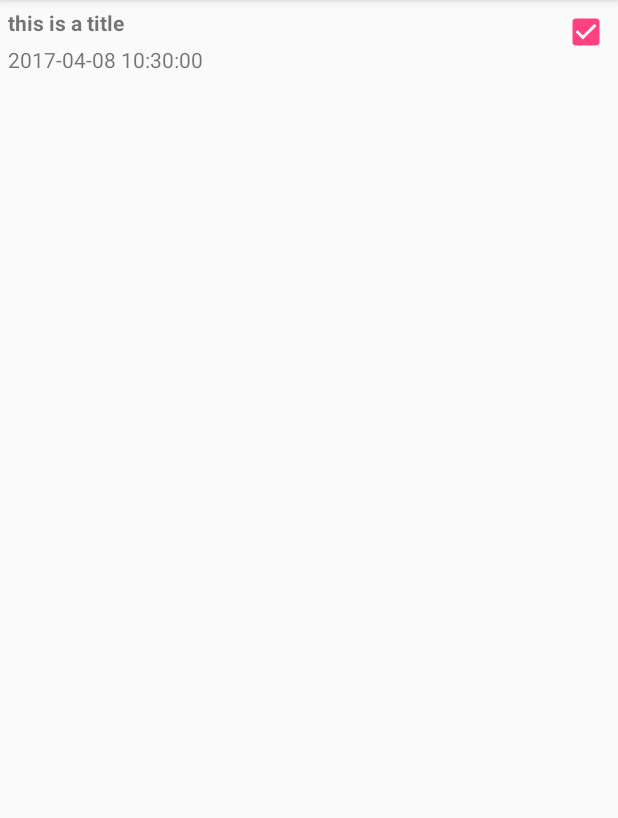
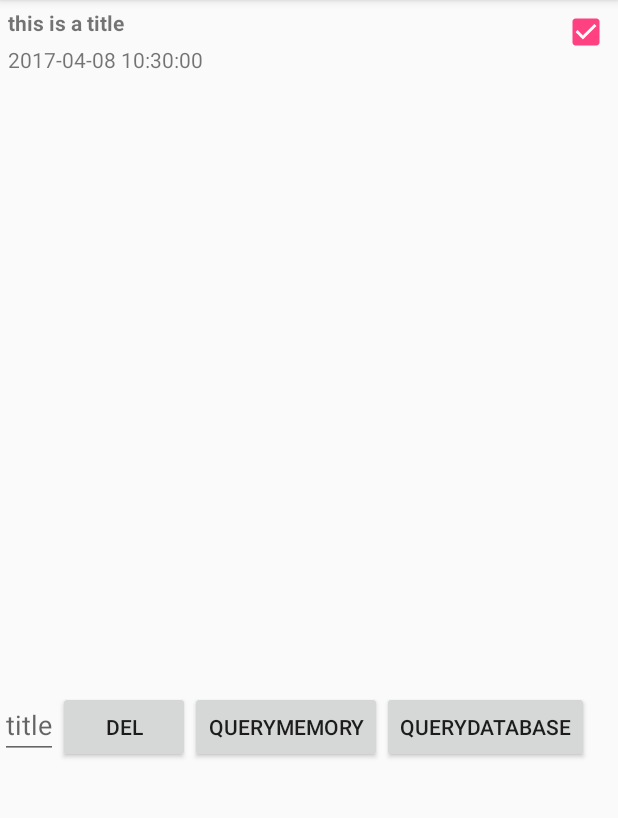
Before and after one commit to z3896823/CrimeIntent, an Android app: the screen it shows after launch (CrimeListActivity), on a phone screen of 412 x 824 dp, the part 84-902 px from its top. Run offline under Robolectric (Android 15) with nearby library versions, the phone set to English and light mode, and no system bars; libraries missing offline, so code that uses them is left out: com.facebook.stetho; 1 statement that could not run was skipped.

Commit message:
interaction changed

```diff
--- a/app/build.gradle
+++ b/app/build.gradle
@@ -24,8 +24,9 @@ dependencies {
     androidTestCompile('com.android.support.test.espresso:espresso-core:2.2.2', {
         exclude group: 'com.android.support', module: 'support-annotations'
     })
-    compile 'com.android.support:appcompat-v7:25.3.0'
+    compile 'com.android.support:appcompat-v7:25.3.1'
     compile 'com.android.support.constraint:constraint-layout:1.0.2'
     testCompile 'junit:junit:4.12'
-    compile 'com.android.support:recyclerview-v7:25.3.0'
+    compile 'com.android.support:recyclerview-v7:25.3.1'
+    compile 'com.facebook.stetho:stetho:1.3.1'
 }
--- a/app/src/main/AndroidManifest.xml
+++ b/app/src/main/AndroidManifest.xml
@@ -4,6 +4,7 @@
 
     <application
         android:allowBackup="true"
+        android:name=".MyApplication"
         android:icon="@mipmap/ic_launcher"
         android:label="@string/app_name"
         android:roundIcon="@mipmap/ic_launcher_round"
--- /dev/null
+++ b/app/src/main/java/org/zyb/criminalintent/MyApplication.java
@@ -0,0 +1,23 @@
+package org.zyb.criminalintent;
+
+import android.app.Application;
+
+import com.facebook.stetho.Stetho;
+
+/**
+ * <pre>
+ *     author : zyb
+ *     e-mail : hbdxzyb@hotmail.com
+ *     time   : 2017/04/08
+ *     desc   :
+ *     version: 1.0
+ * </pre>
+ */
+
+public class MyApplication extends Application {
+    @Override
+    public void onCreate() {
+        super.onCreate();
+        Stetho.initializeWithDefaults(this);
+    }
+}
--- a/app/src/main/java/org/zyb/criminalintent/fragment/CrimeListFragment.java
+++ b/app/src/main/java/org/zyb/criminalintent/fragment/CrimeListFragment.java
@@ -1,6 +1,7 @@
 package org.zyb.criminalintent.fragment;
 
 import android.content.Intent;
+import android.database.Cursor;
 import android.os.Bundle;
 import android.support.annotation.Nullable;
 import android.support.v4.app.Fragment;
@@ -13,13 +14,16 @@ import android.view.MenuInflater;
 import android.view.MenuItem;
 import android.view.View;
 import android.view.ViewGroup;
+import android.widget.Button;
 import android.widget.CheckBox;
 import android.widget.CompoundButton;
+import android.widget.EditText;
 import android.widget.TextView;
 import android.widget.Toast;
 
 import org.zyb.criminalintent.CrimePagerActivity;
 import org.zyb.criminalintent.R;
+import org.zyb.criminalintent.database.CursorParser;
 import org.zyb.criminalintent.model.Crime;
 import org.zyb.criminalintent.model.CrimeManager;
 
@@ -66,12 +70,55 @@ public class CrimeListFragment extends Fragment {
         CrimeAdapter adapter = new CrimeAdapter(crimeList);
         rv_crimeList.setAdapter(adapter);
 
+        //test
+        final EditText et_title = (EditText) view.findViewById(R.id.id_et_title);
+        Button btn_del = (Button) view.findViewById(R.id.id_btn_delete);
+        Button btn_queryMemory = (Button) view.findViewById(R.id.id_btn_queryMemory);
+        Button btn_queryDatabase = (Button) view.findViewById(R.id.id_btn_queryDatabase);
+        final TextView tv_result = (TextView) view.findViewById(R.id.id_tv_result);
+
+        btn_del.setOnClickListener(new View.OnClickListener() {
+            @Override
+            public void onClick(View v) {
+                Crime crime = crimeManager.getCrime(et_title.getText().toString());
+                crimeManager.deleteCrime(crime.getUuid());
+                rv_crimeList.getAdapter().notifyDataSetChanged();
+            }
+        });
+
+        btn_queryMemory.setOnClickListener(new View.OnClickListener() {
+            @Override
+            public void onClick(View v) {
+                List<Crime> crimeList = crimeManager.getCrimeList();
+                StringBuilder sb = new StringBuilder();
+                sb.append("Memory:");
+                for (int i = 0;i<crimeList.size();i++){
+                    sb.append(crimeList.get(i).getTitle());
+                }
+                tv_result.setText(sb);
+            }
+        });
+
+        btn_queryDatabase.setOnClickListener(new View.OnClickListener() {
+            @Override
+            public void onClick(View v) {
+                List<Crime> crimeList1 = crimeManager.getCrimeListFromDB();
+                StringBuilder sb = new StringBuilder();
+                sb.append("Database:");
+                for (int i = 0;i<crimeList1.size();i++){
+                    sb.append(crimeList1.get(i).getTitle());
+                }
+                tv_result.setText(sb);
+            }
+        });
+
         return view;
     }
 
     @Override
     public void onResume() {
         super.onResume();
+        Log.d(TAG, "CrimeListFragment onResumed");
         rv_crimeList.getAdapter().notifyDataSetChanged();
     }
 
--- a/app/src/main/res/layout/fragment_crimelist.xml
+++ b/app/src/main/res/layout/fragment_crimelist.xml
@@ -7,7 +7,48 @@
     <android.support.v7.widget.RecyclerView
         android:id="@+id/id_rv_crimeList"
         android:layout_width="match_parent"
-        android:layout_height="match_parent">
+        android:layout_height="0dp"
+        android:layout_weight="3"
+        />
 
-    </android.support.v7.widget.RecyclerView>
+    <LinearLayout
+        android:layout_width="match_parent"
+        android:layout_height="0dp"
+        android:layout_weight="2"
+        android:orientation="vertical">
+
+        <LinearLayout
+            android:layout_width="match_parent"
+            android:layout_height="wrap_content"
+            android:orientation="horizontal">
+
+            <EditText
+                android:id="@+id/id_et_title"
+                android:layout_width="wrap_content"
+                android:layout_height="wrap_content"
+                android:hint="title"/>
+            <Button
+                android:id="@+id/id_btn_delete"
+                android:layout_width="wrap_content"
+                android:layout_height="wrap_content"
+                android:text="del"/>
+
+            <Button
+                android:id="@+id/id_btn_queryMemory"
+                android:layout_width="wrap_content"
+                android:layout_height="wrap_content"
+                android:text="Querymemory"/>
+            <Button
+                android:id="@+id/id_btn_queryDatabase"
+                android:layout_width="wrap_content"
+                android:layout_height="wrap_content"
+                android:text="querydatabase"/>
+        </LinearLayout>
+
+        <TextView
+            android:id="@+id/id_tv_result"
+            android:layout_width="match_parent"
+            android:layout_height="match_parent" />
+    </LinearLayout>
+
 </LinearLayout>
--- a/gradle.properties
+++ b/gradle.properties
@@ -9,7 +9,7 @@
 
 # Specifies the JVM arguments used for the daemon process.
 # The setting is particularly useful for tweaking memory settings.
-org.gradle.jvmargs=-Xmx1024m
+org.gradle.jvmargs=-Xmx512m
 
 # When configured, Gradle will run in incubating parallel mode.
 # This option should only be used with decoupled projects. More details, visit
```
Also changed, not shown: app/src/main/java/org/zyb/criminalintent/CrimePagerActivity.java (+8 -5 lines), app/src/main/java/org/zyb/criminalintent/fragment/CrimeDetailFragment.java (+56 -22 lines), app/src/main/java/org/zyb/criminalintent/model/CrimeManager.java (+29 -11 lines), app/src/main/res/layout/fragment_crimedetail.xml (renamed from app/src/main/res/layout/fragment_crime.xml, +17 -0 lines).
